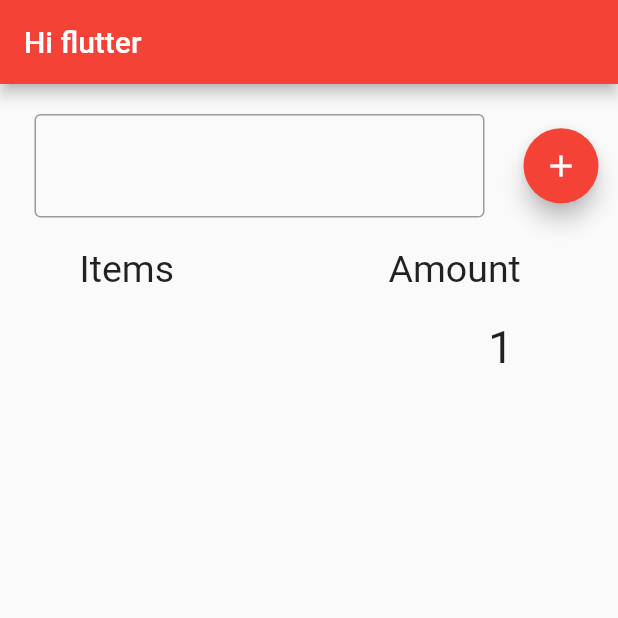
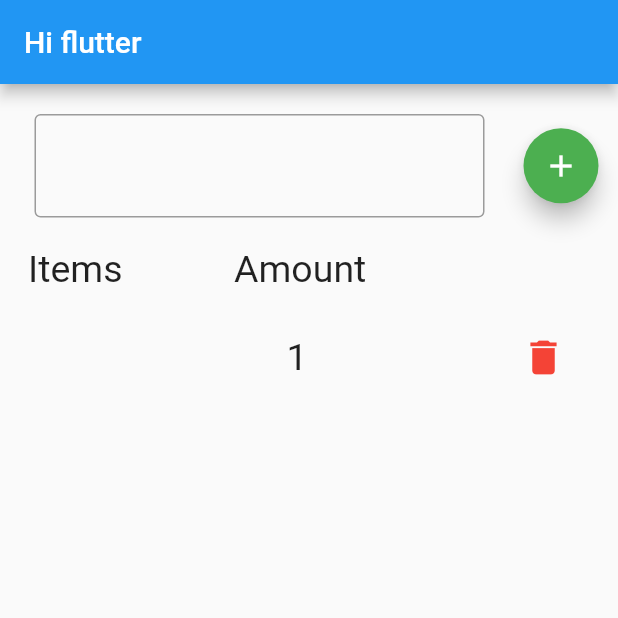
Before and after one commit to jiratch/MyFlutter, a Flutter app: the screen it shows after launch, after a tap on the "add" icon, on a phone screen of 412 x 824 dp, the top half of it. Run offline on Flutter 3.47's test engine with Material 2 defaults, Android fonts, the phone set to English and light mode, and no system bars.

Commit message:
add delete fuction

```diff
--- a/myproject/lib/main.dart
+++ b/myproject/lib/main.dart
@@ -20,7 +20,7 @@ class MyApp extends StatelessWidget {
         // or simply save your changes to "hot reload" in a Flutter IDE).
         // Notice that the counter didn't reset back to zero; the application
         // is not restarted.
-        primarySwatch: Colors.red,
+        primarySwatch: Colors.blue,
         // This makes the visual density adapt to the platform that you run
         // the app on. For desktop platforms, the controls will be smaller and
         // closer together (more dense) than on mobile platforms.
@@ -63,6 +63,27 @@ class _MyHomePageState extends State<MyHomePage> {
     super.dispose();
   }
 
+  void _removeItem(item){
+    print(item);
+     setState(() {
+
+        print(elements);
+        elements.remove(item);
+        print(elements);
+
+          map[item] -= 1;
+
+     final filteredMap = Map.from(map)..removeWhere((k, v) => v==0);
+      map = filteredMap;
+      number = map.keys.toList();
+      print(number);
+      count = map.values.toList();
+      print(count);
+
+
+
+     });
+  }
   void _addNumber(val) {
     map = {};
     setState(() {
@@ -75,11 +96,9 @@ class _MyHomePageState extends State<MyHomePage> {
         }
       });
 
-      print("map = $map");
       number = map.keys.toList();
       count = map.values.toList();
-      print("number = $number");
-      print("newcount = $count");
+      myController.text = '';
     });
   }
 
@@ -111,6 +130,7 @@ class _MyHomePageState extends State<MyHomePage> {
                       width: 50.0,
                       child: FloatingActionButton(
                         onPressed: () => _addNumber(myController.text),
+                        backgroundColor: Colors.green,
                         tooltip: 'Increment',
                         child: Icon(Icons.add),
                       )),
@@ -122,13 +142,15 @@ class _MyHomePageState extends State<MyHomePage> {
                   Container(
                       margin: const EdgeInsets.only(top: 20.0),
                       width: 100.0,
-                    child: Text("Items",style: TextStyle(fontSize: 25))),
+                      child: Text("Items", style: TextStyle(fontSize: 25))),
                   Container(
                       margin: const EdgeInsets.only(top: 20.0),
                       width: 100.0,
-                    child: Text("Amount",style: TextStyle(fontSize: 25))
-
-                  )
+                      child: Text("Amount", style: TextStyle(fontSize: 25))),
+                  Container(
+                      margin: const EdgeInsets.only(top: 20.0),
+                      width: 100.0,
+                      child: Text("", style: TextStyle(fontSize: 25)))
                 ],
               ),
               Row(
@@ -136,18 +158,49 @@ class _MyHomePageState extends State<MyHomePage> {
                 children: <Widget>[
                   Container(
                     margin: const EdgeInsets.only(top: 20.0),
-                    width: 100.0,
+                    width: 70.0,
                     child: Column(
-                        children: number.map((i) => new Text(i.toString(),
-                              style: TextStyle(fontSize: 30))).toList()),
+
+                     children: number.map((item) {
+                      return DropdownMenuItem(
+                        child: Text(item.toString(),
+                            style: TextStyle(fontSize: 25)),
+                      );
+                    }).toList()),
                   ),
                   Container(
-                    margin: const EdgeInsets.only(left:100,top: 20.0),
-                    width: 100.0,
+                    margin: const EdgeInsets.only(left: 50, top: 20.0),
+                    width: 50.0,
                     child: Column(
-                        children: count.map((i) => new Text(i.toString(),
-                                style: TextStyle(fontSize: 30))).toList()),
-                  )
+
+                     children: count.map((item) {
+                     return DropdownMenuItem(
+                        child: Text(item.toString(),
+                            style: TextStyle(fontSize: 25)),
+                      );
+
+                    }).toList()
+
+                    ),
+                  ),
+                  Container(
+                    margin: const EdgeInsets.only(left: 50, top: 20.0),
+                    width: 50.0,
+                    child: Column(
+                        children: number.map((item) {
+                      return DropdownMenuItem(
+                        child: IconButton(
+                          onPressed: ()=> _removeItem(item),
+                          icon:Icon(
+                          Icons.delete,
+                          color: Colors.red,
+                          size: 30.0,
+                        )),
+
+                      );
+                    }).toList()),
+
+                  ),
                 ],
               ),
             ],
```
Lines whose indentation alone changed are shown as unchanged.
